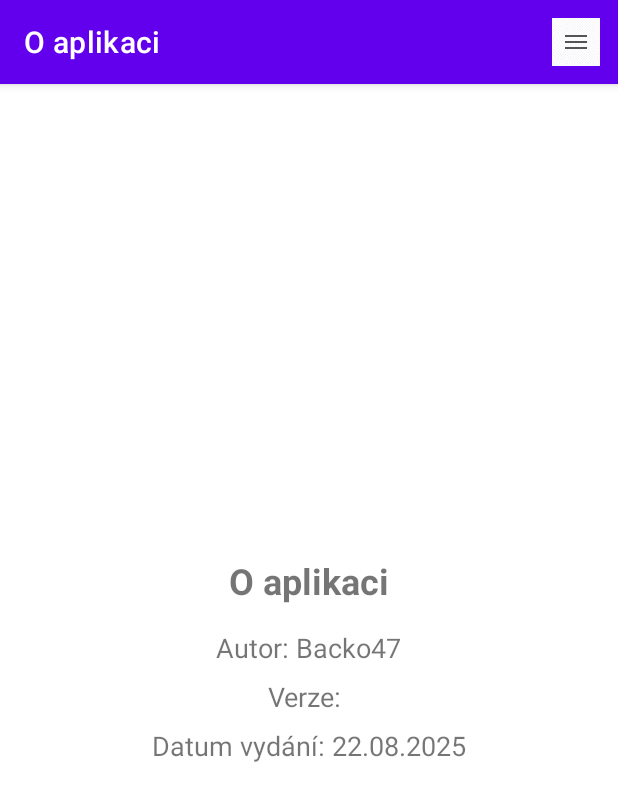
After one commit to Backo47/Rock_Paper_Scissors, an Android app: the AboutActivity screen opened directly, with no data from a screen before it, on a phone screen of 412 x 824 dp. The commit adds this screen. Shown: the top 801 px of the screen. Run offline under Robolectric (Android 15) with nearby library versions, the phone set to English and light mode, and no system bars.

Commit message:
Right corner menu added, About section added.

```diff
--- a/app/build.gradle.kts
+++ b/app/build.gradle.kts
@@ -12,7 +12,9 @@ android {
         minSdk = 21
         targetSdk = 36
         versionCode = 1
-        versionName = "1.0"
+        // Version name follows semantic versioning MAJOR.MINOR.PATCH. The first
+        // release of the game with multiplayer support is version 1.0.0.
+        versionName = "1.0.0"
 
         testInstrumentationRunner = "androidx.test.runner.AndroidJUnitRunner"
     }
--- a/app/src/main/AndroidManifest.xml
+++ b/app/src/main/AndroidManifest.xml
@@ -30,6 +30,11 @@
             android:name=".TwoPlayerActivity"
             android:exported="true" />
 
+        <!-- About page providing author, version and release date info -->
+        <activity
+            android:name=".AboutActivity"
+            android:exported="true" />
+
     </application>
 
 </manifest>
--- /dev/null
+++ b/app/src/main/java/com/example/kamennuzkypapir/AboutActivity.kt
@@ -0,0 +1,113 @@
+package com.example.kamennuzkypapir
+
+import android.os.Bundle
+import androidx.appcompat.app.AppCompatActivity
+import android.view.Menu
+import android.view.MenuItem
+import android.widget.TextView
+import androidx.appcompat.app.AlertDialog
+import java.text.SimpleDateFormat
+import java.util.Date
+import java.util.Locale
+import android.content.Intent
+
+/**
+ * Simple activity displaying information about the application. It shows
+ * the author, version name taken from the build configuration and the
+ * release date formatted with the current locale. This screen is
+ * accessible from the hamburger menu.
+ */
+class AboutActivity : AppCompatActivity() {
+    override fun onCreate(savedInstanceState: Bundle?) {
+        super.onCreate(savedInstanceState)
+        setContentView(R.layout.activity_about)
+        // Set title of the action bar if present
+        supportActionBar?.title = getString(R.string.about_title)
+
+        // Populate fields with static and dynamic information
+        // Retrieve versionName from package information rather than BuildConfig to avoid
+        // unresolved reference errors. This uses the package manager to get the
+        // current version name defined in the manifest.
+        val packageInfo = packageManager.getPackageInfo(packageName, 0)
+        val versionName = packageInfo.versionName ?: ""
+        val dateFormat = SimpleDateFormat("dd.MM.yyyy", Locale.getDefault())
+        val dateString = dateFormat.format(Date())
+        findViewById<TextView>(R.id.about_author).text = getString(R.string.about_author)
+        findViewById<TextView>(R.id.about_version).text = getString(R.string.about_version_format, versionName)
+        findViewById<TextView>(R.id.about_date).text = getString(R.string.about_date_format, dateString)
+    }
+
+    override fun onCreateOptionsMenu(menu: Menu): Boolean {
+        // Add hamburger menu to the about screen
+        menuInflater.inflate(R.menu.menu_game, menu)
+        return true
+    }
+
+    override fun onOptionsItemSelected(item: MenuItem): Boolean {
+        return when (item.itemId) {
+            R.id.menu_hamburger -> {
+                showHamburgerMenu()
+                true
+            }
+            else -> super.onOptionsItemSelected(item)
+        }
+    }
+
+    /**
+     * Displays a hamburger menu with options to navigate back to the mode
+     * selection screen, change the language or view the About page again.
+     */
+    private fun showHamburgerMenu() {
+        val options = arrayOf(
+            getString(R.string.menu_select_mode),
+            getString(R.string.menu_change_language),
+            getString(R.string.menu_about)
+        )
+        AlertDialog.Builder(this)
+            .setTitle(getString(R.string.menu))
+            .setItems(options) { _, which ->
+                when (which) {
+                    0 -> {
+                        // Start the mode selection screen
+                        val intent = Intent(this, StartActivity::class.java)
+                        intent.addFlags(Intent.FLAG_ACTIVITY_CLEAR_TOP)
+                        startActivity(intent)
+                    }
+                    1 -> showLanguageDialog()
+                    2 -> {
+                        // Already on about page; reopen itself (no-op)
+                    }
+                }
+            }
+            .show()
+    }
+
+    /**
+     * Shows a dialog allowing the user to select a language. When a
+     * language is selected, the locale is updated and the activity is
+     * recreated to apply new resources.
+     */
+    private fun showLanguageDialog() {
+        val languages = arrayOf("CZ", "EN", "SK")
+        val codes = arrayOf("cs", "en", "sk")
+        AlertDialog.Builder(this)
+            .setTitle(getString(R.string.choose_language_title))
+            .setItems(languages) { _, which ->
+                setLocale(codes[which])
+            }
+            .show()
+    }
+
+    /**
+     * Updates the application locale and recreates the activity so that
+     * strings and other resources update to the newly selected language.
+     */
+    private fun setLocale(languageCode: String) {
+        val locale = Locale(languageCode)
+        Locale.setDefault(locale)
+        val config = resources.configuration
+        config.setLocale(locale)
+        resources.updateConfiguration(config, resources.displayMetrics)
+        recreate()
+    }
+}
--- /dev/null
+++ b/app/src/main/res/layout/activity_about.xml
@@ -0,0 +1,42 @@
+<?xml version="1.0" encoding="utf-8"?>
+<LinearLayout xmlns:android="http://schemas.android.com/apk/res/android"
+    android:layout_width="match_parent"
+    android:layout_height="match_parent"
+    android:orientation="vertical"
+    android:padding="24dp"
+    android:gravity="center">
+
+    <!-- Title of the about page -->
+    <TextView
+        android:id="@+id/about_title"
+        android:layout_width="wrap_content"
+        android:layout_height="wrap_content"
+        android:text="@string/about_title"
+        android:textSize="24sp"
+        android:textStyle="bold"
+        android:layout_marginBottom="16dp" />
+
+    <!-- Author information -->
+    <TextView
+        android:id="@+id/about_author"
+        android:layout_width="wrap_content"
+        android:layout_height="wrap_content"
+        android:textSize="18sp"
+        android:layout_marginBottom="8dp" />
+
+    <!-- Version information -->
+    <TextView
+        android:id="@+id/about_version"
+        android:layout_width="wrap_content"
+        android:layout_height="wrap_content"
+        android:textSize="18sp"
+        android:layout_marginBottom="8dp" />
+
+    <!-- Release date information -->
+    <TextView
+        android:id="@+id/about_date"
+        android:layout_width="wrap_content"
+        android:layout_height="wrap_content"
+        android:textSize="18sp" />
+
+</LinearLayout>
--- a/app/src/main/res/layout/activity_main.xml
+++ b/app/src/main/res/layout/activity_main.xml
@@ -1,6 +1,5 @@
 <?xml version="1.0" encoding="utf-8"?>
 <LinearLayout xmlns:android="http://schemas.android.com/apk/res/android"
-    xmlns:app="http://schemas.android.com/apk/res-auto"
     android:layout_width="match_parent"
     android:layout_height="match_parent"
     android:orientation="vertical"
@@ -127,9 +126,9 @@
         android:layout_gravity="center_horizontal"
         android:src="@drawable/replay"
         android:background="?attr/selectableItemBackgroundBorderless"
+        android:tint="@null"
         android:scaleType="fitCenter"
         android:adjustViewBounds="true"
-        android:contentDescription="@string/repeat_desc"
-        app:tint="@null" />
+        android:contentDescription="@string/repeat_desc" />
 
 </LinearLayout>
--- /dev/null
+++ b/app/src/main/res/menu/menu_game.xml
@@ -0,0 +1,11 @@
+<menu xmlns:android="http://schemas.android.com/apk/res/android"
+    xmlns:app="http://schemas.android.com/apk/res-auto">
+
+    <!-- Hamburger menu item; displays a simple menu icon. -->
+    <item
+        android:id="@+id/menu_hamburger"
+        android:icon="@drawable/ic_menu"
+        android:title="@string/menu"
+        app:showAsAction="always" />
+
+</menu>
--- a/app/src/main/res/values/strings.xml
+++ b/app/src/main/res/values/strings.xml
@@ -40,6 +40,18 @@
     <string name="player1_win_message">Vyhrál hráč 1!</string>
     <string name="player2_win_message">Vyhrál hráč 2!</string>
 
+    <!-- Menu -->
+    <string name="menu">Menu</string>
+    <string name="menu_select_mode">Změnit mód hry</string>
+    <string name="menu_change_language">Změnit jazyk</string>
+    <string name="menu_about">O aplikaci</string>
+
+    <!-- About screen strings -->
+    <string name="about_title">O aplikaci</string>
+    <string name="about_author">Autor: Backo47</string>
+    <string name="about_version_format">Verze: %1$s</string>
+    <string name="about_date_format">Datum vydání: %1$s</string>
+
     <!-- Dialog title for choosing a language -->
     <string name="choose_language_title">Vyberte jazyk</string>
 </resources>
```
Also changed, not shown: app/src/main/java/com/example/kamennuzkypapir/MainActivity.kt (+35 -13 lines), app/src/main/java/com/example/kamennuzkypapir/StartActivity.kt (+26 -15 lines), app/src/main/java/com/example/kamennuzkypapir/TwoPlayerActivity.kt (+31 -11 lines), app/src/main/res/layout/activity_two_player.xml (+2 -8 lines), app/src/main/res/drawable/ic_menu.png (added), 2 other files.
